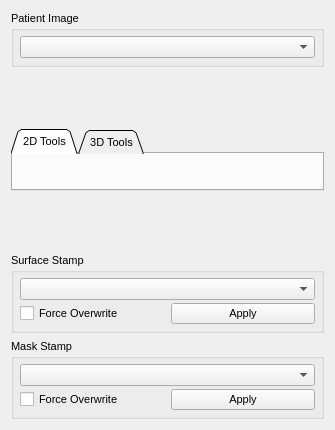
The window that Plugins/org.mitk.gui.qt.multilabelsegmentation/src/internal/QmitkMultiLabelSegmentationControls.ui (MITK/MITK) describes before a commit, drawn with Qt 5.
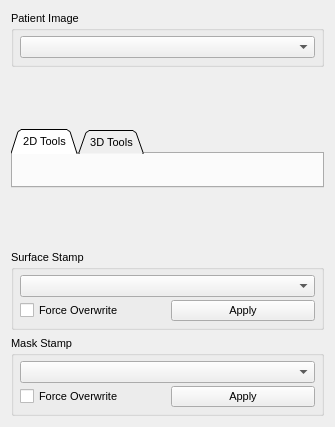
The same window after the commit. Custom widgets are drawn as their Qt base class.

The edit to the form file:
```diff
--- a/Plugins/org.mitk.gui.qt.multilabelsegmentation/src/internal/QmitkMultiLabelSegmentationControls.ui
+++ b/Plugins/org.mitk.gui.qt.multilabelsegmentation/src/internal/QmitkMultiLabelSegmentationControls.ui
@@ -7,7 +7,7 @@
     <x>0</x>
     <y>0</y>
     <width>335</width>
-    <height>401</height>
+    <height>413</height>
    </rect>
   </property>
   <property name="sizePolicy">
@@ -157,17 +157,17 @@
         </widget>
        </item>
        <item>
-        <spacer name="verticalSpacer">
+        <spacer name="verticalSpacer_2">
          <property name="orientation">
           <enum>Qt::Vertical</enum>
          </property>
          <property name="sizeType">
-          <enum>QSizePolicy::MinimumExpanding</enum>
+          <enum>QSizePolicy::Minimum</enum>
          </property>
          <property name="sizeHint" stdset="0">
           <size>
            <width>20</width>
-           <height>5</height>
+           <height>2</height>
           </size>
          </property>
         </spacer>
```
Left out of the diff: 8 changed lines with no effect on the pictures.
